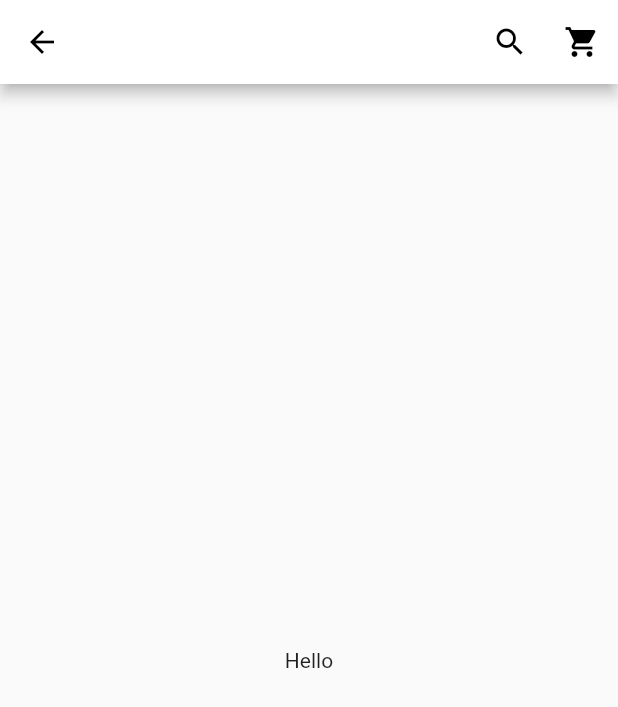
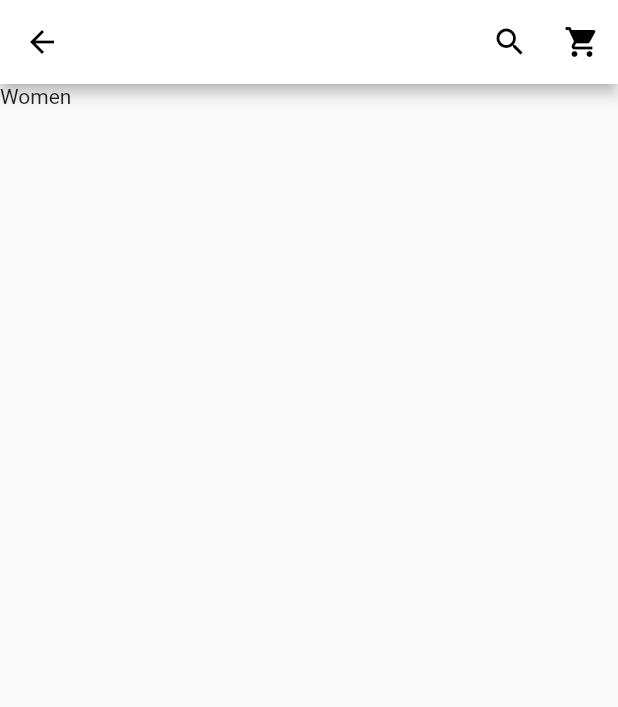
Before and after one commit to PreziosiR/flutter_shop, a Flutter app: the screen it shows after launch, on a phone screen of 412 x 824 dp. Shown: the top 707 px of the screen. Run offline on Flutter 3.47's test engine with Material 2 defaults, Android fonts, the phone set to English and light mode, and no system bars.

Commit message:
cut the homeScreen in screen and components

```diff
--- a/lib/main.dart
+++ b/lib/main.dart
@@ -1,5 +1,5 @@
 import 'package:flutter/material.dart';
-
+import 'screens/home/homeScreen.dart';
 void main() {
   runApp(const Core());
 }
@@ -12,16 +12,7 @@ class Core extends StatelessWidget {
     return MaterialApp(
       title: "Flutter Shop",
       home: Scaffold(
-        appBar: AppBar(backgroundColor: const Color(0xFFFFFFFF),
-          leading: IconButton(onPressed: () {}, icon: const Icon(Icons.arrow_back), color: const Color(0xFF000000)),
-          actions: [
-            IconButton(onPressed: () {}, icon: const Icon(Icons.search), color: const Color(0xFF000000)),
-            IconButton(onPressed: () {}, icon: const Icon(Icons.shopping_cart), color: const Color(0xFF000000))
-          ],
-        ),
-        body: const Center(
-          child: Text("Hello"),
-        ),
+        body: HomeScreen(),
       ),
     );
   }
--- /dev/null
+++ b/lib/screens/home/components/body.dart
@@ -0,0 +1,14 @@
+import 'package:flutter/material.dart';
+
+class Body extends StatelessWidget {
+  const Body({ Key? key }) : super(key: key);
+
+  @override
+  Widget build(BuildContext context) {
+    return Column(
+      children: [
+        Text('Women')
+      ],
+    );
+  }
+}
--- /dev/null
+++ b/lib/screens/home/homeScreen.dart
@@ -0,0 +1,26 @@
+import 'package:flutter/material.dart';
+import 'components/body.dart';
+
+class HomeScreen extends StatelessWidget {
+  const HomeScreen({ Key? key }) : super(key: key);
+
+  @override
+  Widget build(BuildContext context) {
+    return Scaffold(
+      appBar: buildAppBar(),
+      body: Body(),
+    );
+  }
+
+}
+
+AppBar buildAppBar() {
+  return AppBar(
+          backgroundColor: Colors.white,
+          leading: IconButton(onPressed: () {}, icon: const Icon(Icons.arrow_back), color: const Color(0xFF000000)),
+          actions: [
+            IconButton(onPressed: () {}, icon: const Icon(Icons.search), color: const Color(0xFF000000)),
+            IconButton(onPressed: () {}, icon: const Icon(Icons.shopping_cart), color: const Color(0xFF000000))
+          ],
+        );
+}
```
